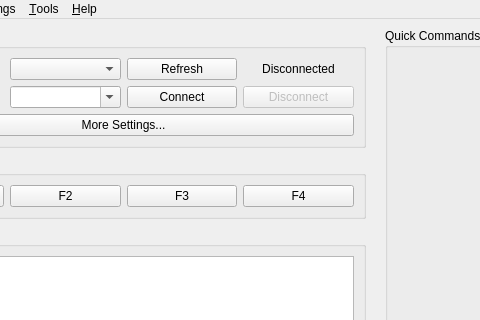
This is ui/main_window.ui in iFishin/SCOM-X as Qt 5 draws it before an edit; both pictures show x 129 to 609 and y 0 to 320 of the 1000 by 800 pixel window. The edited form follows.
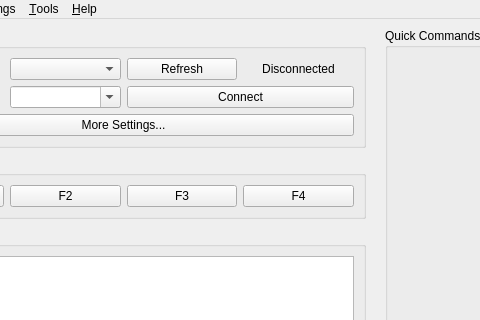
This is the edited form. Icons and pictures are not drawn.

Patch:
```diff
--- a/ui/main_window.ui
+++ b/ui/main_window.ui
@@ -94,23 +94,13 @@
            </property>
           </widget>
          </item>
-         <item row="1" column="2">
+         <item row="1" column="2" colspan="2">
           <widget class="QPushButton" name="connectButton">
            <property name="text">
             <string>Connect</string>
            </property>
           </widget>
          </item>
-         <item row="1" column="3">
-          <widget class="QPushButton" name="disconnectButton">
-           <property name="enabled">
-            <bool>false</bool>
-           </property>
-           <property name="text">
-            <string>Disconnect</string>
-           </property>
-          </widget>
-         </item>
          <item row="0" column="3">
           <widget class="QLabel" name="statusLabel">
            <property name="text">
```
